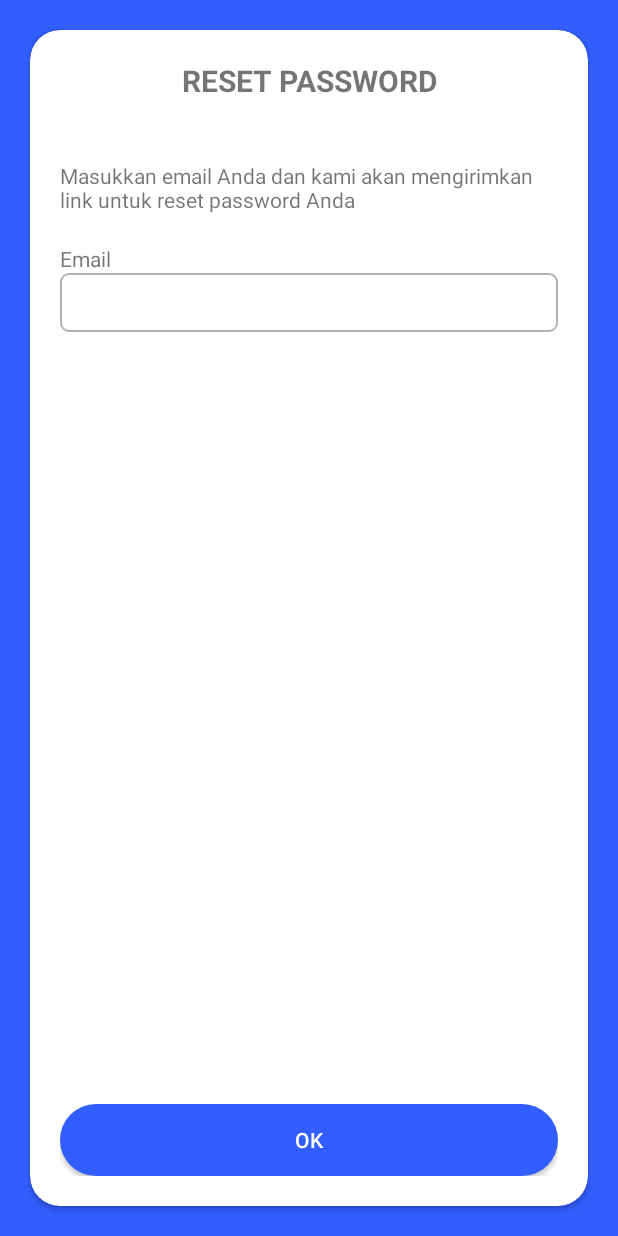
After one commit to primanandaaditya/alpha, an Android app: the ResetPasswordActivity screen opened directly, with no data from a screen before it, on a phone screen of 412 x 824 dp. The commit adds this screen. Run offline under Robolectric (Android 15) with nearby library versions, the phone set to English and light mode, and no system bars.

Commit message:
reset pwd

```diff
--- a/app/src/main/AndroidManifest.xml
+++ b/app/src/main/AndroidManifest.xml
@@ -15,12 +15,14 @@
         android:supportsRtl="true"
         android:theme="@style/AppTheme">
         <activity
-            android:label="@string/registrasi"
             android:theme="@style/Theme.AppCompat.Light.NoActionBar"
-            android:name=".activities.RegisterActivity"
-            >
+            android:name=".activities.ResetPasswordActivity">
 
         </activity>
+        <activity
+            android:name=".activities.RegisterActivity"
+            android:label="@string/registrasi"
+            android:theme="@style/Theme.AppCompat.Light.NoActionBar"></activity>
         <activity
             android:name=".activities.MainActivity"
             android:theme="@style/Theme.AppCompat.Light.NoActionBar">
--- a/app/src/main/java/com/example/alpha/activities/MainActivity.java
+++ b/app/src/main/java/com/example/alpha/activities/MainActivity.java
@@ -58,5 +58,16 @@ public class MainActivity extends BaseActivity {
                 finish();
             }
         });
+
+        tv_lupapassword.setOnClickListener(new View.OnClickListener() {
+            @Override
+            public void onClick(View v) {
+
+                Intent intent = new Intent(MainActivity.this, ResetPasswordActivity.class);
+                startActivity(intent);
+                finish();
+
+            }
+        });
     }
 }
--- /dev/null
+++ b/app/src/main/java/com/example/alpha/activities/ResetPasswordActivity.java
@@ -0,0 +1,21 @@
+package com.example.alpha.activities;
+
+import androidx.appcompat.app.AppCompatActivity;
+
+import android.os.Bundle;
+import android.widget.Button;
+import android.widget.EditText;
+
+import com.example.alpha.R;
+
+public class ResetPasswordActivity extends AppCompatActivity {
+
+    Button btn_reset;
+    EditText et_email;
+
+    @Override
+    protected void onCreate(Bundle savedInstanceState) {
+        super.onCreate(savedInstanceState);
+        setContentView(R.layout.activity_reset_password);
+    }
+}
--- a/app/src/main/res/layout/activity_register.xml
+++ b/app/src/main/res/layout/activity_register.xml
@@ -203,6 +203,7 @@
                         </EditText>
 
 
+
                         <TextView
                             android:layout_marginTop="5dp"
                             android:text="@string/password"
--- /dev/null
+++ b/app/src/main/res/layout/activity_reset_password.xml
@@ -0,0 +1,114 @@
+<?xml version="1.0" encoding="utf-8"?>
+<LinearLayout
+    android:background="@color/colorPrimary"
+    xmlns:android="http://schemas.android.com/apk/res/android"
+    xmlns:app="http://schemas.android.com/apk/res-auto"
+    xmlns:tools="http://schemas.android.com/tools"
+    android:layout_width="match_parent"
+    android:layout_height="match_parent"
+    android:orientation="vertical"
+    tools:context=".activities.ResetPasswordActivity">
+
+
+    <LinearLayout
+        android:gravity="center_horizontal|center_vertical"
+
+        android:orientation="vertical"
+        android:layout_width="match_parent"
+        android:layout_height="match_parent">
+
+        <androidx.cardview.widget.CardView
+            android:layout_margin="20dp"
+            android:background="@color/putih"
+            xmlns:card_view="http://schemas.android.com/apk/res-auto"
+            android:id="@+id/card_view"
+            android:layout_gravity="center_vertical|center_horizontal"
+            android:layout_width="match_parent"
+            android:layout_height="match_parent"
+            card_view:cardCornerRadius="20dp">
+
+            <RelativeLayout
+                android:padding="20dp"
+                android:layout_width="match_parent"
+                android:layout_height="match_parent">
+
+
+                <TextView
+                    android:textStyle="bold"
+                    android:layout_alignParentTop="true"
+                    android:textSize="20dp"
+                    android:gravity="center_horizontal"
+                    android:id="@+id/tv_login"
+                    android:text="@string/reset_password"
+                    android:layout_width="match_parent"
+                    android:layout_height="wrap_content" />
+
+                <ScrollView
+                    android:layout_above="@id/btn_login"
+                    android:layout_below="@id/tv_login"
+                    android:layout_width="match_parent"
+                    android:layout_height="match_parent">
+
+
+                    <LinearLayout
+                        android:orientation="vertical"
+                        android:layout_width="match_parent"
+                        android:layout_height="match_parent">
+
+
+                        <TextView
+                            android:layout_marginTop="40dp"
+                            android:text="@string/masukkan_email_anda"
+                            android:id="@+id/tv_masukkan_email"
+                            android:layout_width="match_parent"
+                            android:layout_height="wrap_content">
+
+                        </TextView>
+
+
+                        <TextView
+                            android:layout_marginTop="20dp"
+                            android:text="@string/email"
+                            android:id="@+id/tv_email"
+                            android:layout_width="match_parent"
+                            android:layout_height="wrap_content">
+
+                        </TextView>
+
+                        <EditText
+                            style="@style/myEditText"
+                            android:inputType="textEmailAddress"
+                            android:id="@+id/et_email"
+                            android:layout_width="match_parent"
+                            android:layout_height="wrap_content">
+
+                        </EditText>
+
+
+                    </LinearLayout>
+
+
+                </ScrollView>
+
+
+
+                <Button
+                    android:id="@+id/btn_reset"
+                    android:text="@string/ok"
+                    android:textColor="@color/putih"
+                    android:background="@drawable/rounded_blue_button"
+                    android:layout_alignParentBottom="true"
+                    android:layout_width="match_parent"
+                    android:layout_height="wrap_content">
+
+                </Button>
+
+            </RelativeLayout>
+
+        </androidx.cardview.widget.CardView>
+
+
+    </LinearLayout>
+
+
+</LinearLayout>
--- a/app/src/main/res/values/strings.xml
+++ b/app/src/main/res/values/strings.xml
@@ -1,5 +1,6 @@
 <resources>
     <string name="app_name">Alpha</string>
+    <string name="ok" translatable="false">OK</string>
     <string name="login" translatable="false">LOGIN</string>
     <string name="email" translatable="false">Email</string>
     <string name="password" translatable="false">Password</string>
@@ -13,4 +14,11 @@
     <string name="sekolah" translatable="false">Sekolah</string>
     <string name="kelas" translatable="false">Kelas</string>
     <string name="konfirmasi_password" translatable="false">Konfirmasi password</string>
+    <string name="reset_password" translatable="false">RESET PASSWORD</string>
+    <string name="masukkan_email_anda" translatable="false">Masukkan email Anda dan kami akan mengirimkan link untuk reset password Anda</string>
+    <string name="password_baru" translatable="false">PASSWORD BARU</string>
+    <string name="masukkan_password_baru" translatable="false">Masukkan password baru Anda</string>
+    <string name="password_baru_ast" translatable="false">Password baru (*)</string>
+    <string name="konf_password_baru" translatable="false">Konfirmasi password baru (*)</string>
+
 </resources>
--- a/app/src/main/res/values/styles.xml
+++ b/app/src/main/res/values/styles.xml
@@ -6,12 +6,14 @@
         <item name="colorPrimary">@color/colorPrimary</item>
         <item name="colorPrimaryDark">@color/colorPrimaryDark</item>
         <item name="colorAccent">@color/colorAccent</item>
+
     </style>
 
     <style name="myEditText" parent="Widget.AppCompat.EditText">
         <item name="android:background">@drawable/border_edittext</item>
         <item name="android:textSize">14dp</item>
         <item name="android:padding">10dp</item>
+
     </style>
 
 </resources>
```
